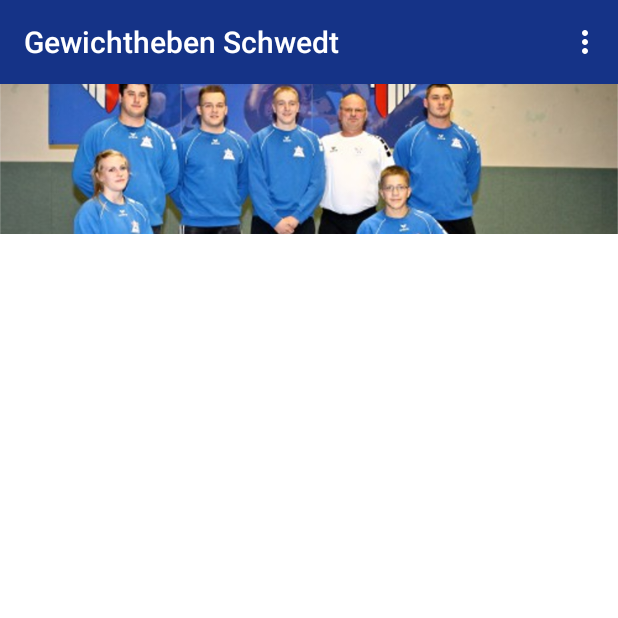
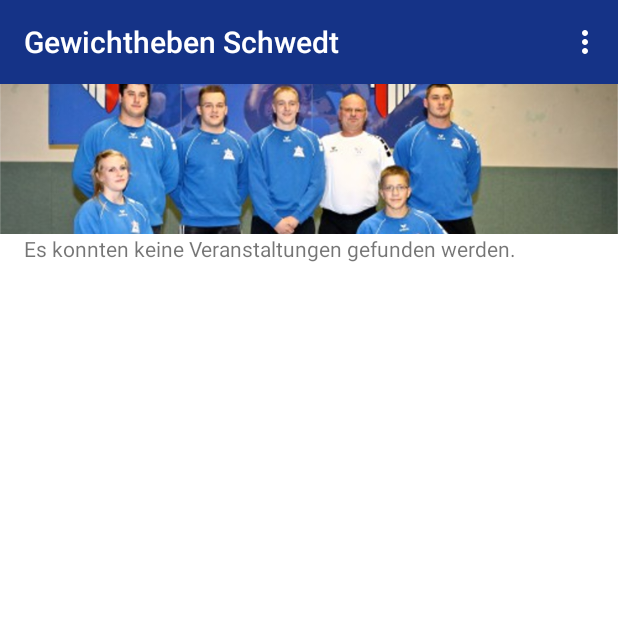
Before and after one commit to WGierke/weightlifting_schwedt, an Android app: the fragment NewsEventsFragment placed in its activity, on a phone screen of 412 x 824 dp, the top half of it. Run offline under Robolectric (Android 15) with nearby library versions, the phone set to English and light mode, and no system bars; libraries missing offline, so code that uses them is left out: com.google.android.gms, com.mikepenz.materialdrawer, com.nostra13.universalimageloader, com.parse; network calls fail; 10 statements that could not run were skipped.

Commit message:
added empty list text for news

```diff
--- a/app/src/main/java/de/schwedt/weightlifting/app/news/NewsEventsFragment.java
+++ b/app/src/main/java/de/schwedt/weightlifting/app/news/NewsEventsFragment.java
@@ -2,18 +2,27 @@
 
 import android.os.Handler;
 import android.util.Log;
+import android.view.View;
+import android.widget.TextView;
 
 import java.text.SimpleDateFormat;
 import java.util.ArrayList;
 import java.util.Calendar;
 import java.util.Locale;
 
-import de.schwedt.weightlifting.app.NewsListFragment;
+import de.schwedt.weightlifting.app.R;
 import de.schwedt.weightlifting.app.WeightliftingApp;
 
 public class NewsEventsFragment extends NewsListFragment {
 
     private Events events;
+
+    @Override
+    protected void setEmptyListItem() {
+        TextView emptyText = (TextView) fragment.findViewById(R.id.emptyEvents);
+        emptyText.setVisibility(View.VISIBLE);
+        listViewNews.setEmptyView(emptyText);
+    }
 
     @Override
     protected void postItemsFetching() {
--- a/app/src/main/java/de/schwedt/weightlifting/app/NewsListFragment.java
+++ b/app/src/main/java/de/schwedt/weightlifting/app/news/NewsListFragment.java
@@ -1,4 +1,4 @@
-package de.schwedt.weightlifting.app;
+package de.schwedt.weightlifting.app.news;
 
 import android.os.Bundle;
 import android.support.v4.app.Fragment;
@@ -6,6 +6,9 @@
 import android.view.View;
 import android.view.ViewGroup;
 import android.widget.ListView;
+
+import de.schwedt.weightlifting.app.R;
+import de.schwedt.weightlifting.app.WeightliftingApp;
 
 public abstract class NewsListFragment extends Fragment {
 
@@ -18,11 +21,14 @@
         fragment = inflater.inflate(R.layout.news_list, container, false);
         app = (WeightliftingApp) getActivity().getApplicationContext();
         listViewNews = (ListView) fragment.findViewById(R.id.listView_News);
+        setEmptyListItem();
         getNewsItems();
         postItemsFetching();
         return fragment;
     }
 
+    protected abstract void setEmptyListItem();
+
     protected abstract void postItemsFetching();
 
     protected abstract void getNewsItems();
--- a/app/src/main/res/layout/news_list.xml
+++ b/app/src/main/res/layout/news_list.xml
@@ -15,9 +15,25 @@
         android:layout_height="0dp"
         android:layout_weight="1"
         android:fadingEdgeLength="50dip"
-        android:requiresFadingEdge="vertical">
+        android:requiresFadingEdge="vertical"/>
 
-    </ListView>
+    <TextView
+        android:id="@+id/emptyArticles"
+        android:layout_width="match_parent"
+        android:layout_height="match_parent"
+        android:paddingLeft="@dimen/activity_horizontal_margin"
+        android:paddingRight="@dimen/activity_horizontal_margin"
+        android:text="@string/news_no_articles"
+        android:visibility="gone" />
+
+    <TextView
+        android:id="@+id/emptyEvents"
+        android:layout_width="match_parent"
+        android:layout_height="match_parent"
+        android:paddingLeft="@dimen/activity_horizontal_margin"
+        android:paddingRight="@dimen/activity_horizontal_margin"
+        android:text="@string/news_no_events"
+        android:visibility="gone" />
 
 
 </LinearLayout>
--- a/app/src/main/res/values/strings.xml
+++ b/app/src/main/res/values/strings.xml
@@ -84,5 +84,7 @@
     <string name="buli_no_team_member">Es konnten keine Teammitglieder gefunden werden.</string>
     <string name="buli_no_competitions">Es konnten keine Wettkämpfe gefunden werden.</string>
     <string name="buli_no_tables">Es konnten keine Tabellenergebnisse gefunden werden.</string>
+    <string name="news_no_articles">Es konnten keine Artikel gefunden werden.</string>
+    <string name="news_no_events">Es konnten keine Veranstaltungen gefunden werden.</string>
 
 </resources>
```
Also changed, not shown: app/build.gradle (+0 -12 lines), app/src/main/java/de/schwedt/weightlifting/app/news/NewsFeedFragment.java (+8 -1 lines).
